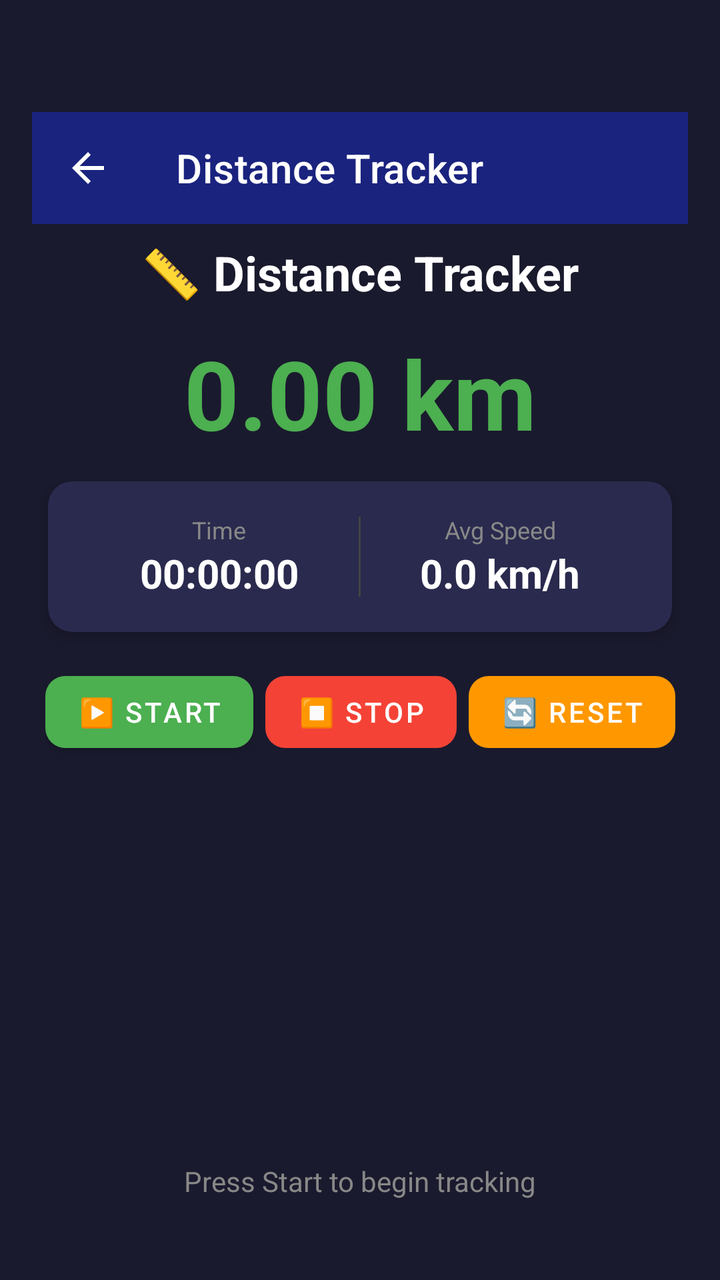
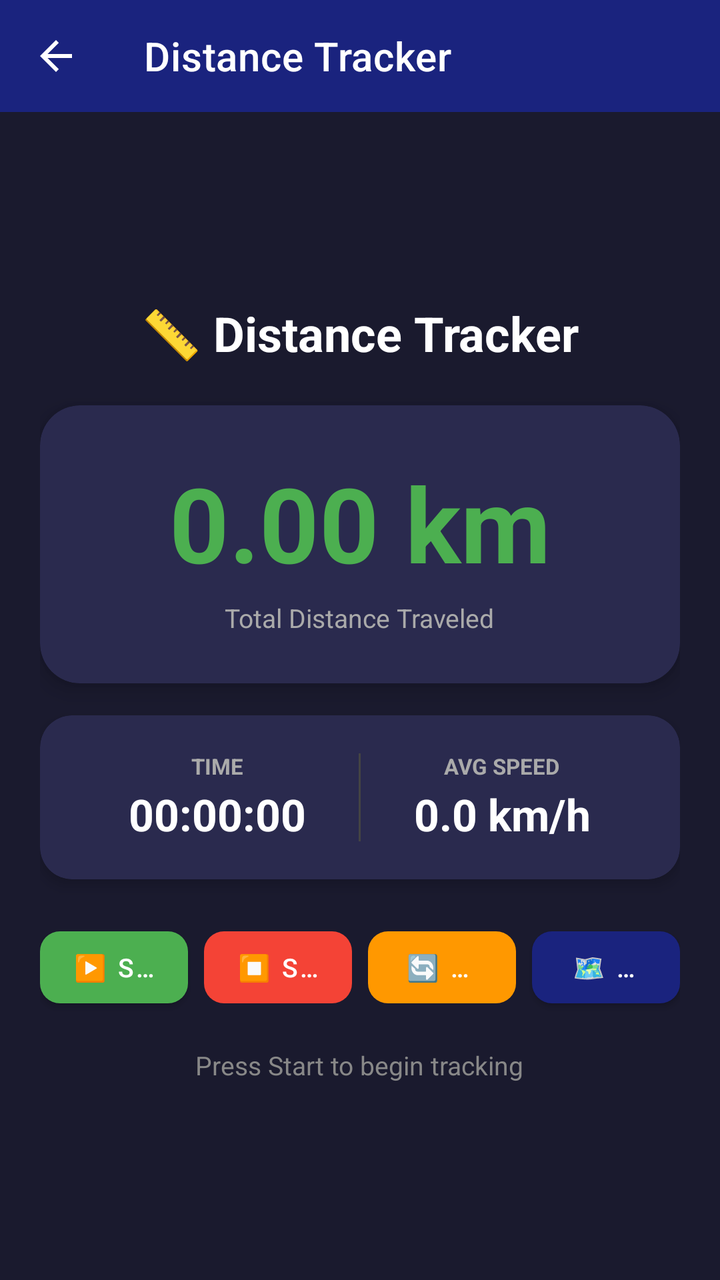

The first picture is an Android layout as it rendered before a commit; the second is the same layout after the commit. The layout source and the unified diff follow.
<!-- AndroidManifest.xml: application theme Theme.SensorToolBox -->
<!-- res/layout/activity_distance_tracker.xml -->
<?xml version="1.0" encoding="utf-8"?>
<androidx.constraintlayout.widget.ConstraintLayout
    xmlns:android="http://schemas.android.com/apk/res/android"
    xmlns:app="http://schemas.android.com/apk/res-auto"
    xmlns:tools="http://schemas.android.com/tools"
    android:layout_width="match_parent"
    android:layout_height="match_parent"
    android:fitsSystemWindows="true"
    android:paddingTop="?attr/actionBarSize"
    android:paddingStart="16dp"
    android:paddingEnd="16dp"
    android:paddingBottom="16dp"
    android:background="#1A1A2E"
    tools:context=".speed.DistanceTrackerActivity">

    
    <androidx.appcompat.widget.Toolbar
        android:id="@+id/toolbar"
        android:layout_width="0dp"
        android:layout_height="?attr/actionBarSize"
        android:background="?attr/colorPrimary"
        android:theme="@style/ThemeOverlay.AppCompat.Dark.ActionBar"
        app:title="Distance Tracker"
        app:titleTextColor="#FFFFFF"
        app:navigationIcon="?attr/homeAsUpIndicator"
        app:layout_constraintTop_toTopOf="parent"
        app:layout_constraintStart_toStartOf="parent"
        app:layout_constraintEnd_toEndOf="parent" />

    
    <TextView
        android:id="@+id/titleText"
        android:layout_width="wrap_content"
        android:layout_height="wrap_content"
        android:text="📏 Distance Tracker"
        android:textSize="24sp"
        android:textStyle="bold"
        android:textColor="#FFFFFF"
        android:layout_marginTop="8dp"
        app:layout_constraintTop_toBottomOf="@id/toolbar"
        app:layout_constraintStart_toStartOf="parent"
        app:layout_constraintEnd_toEndOf="parent" />

    
    <TextView
        android:id="@+id/distanceText"
        android:layout_width="wrap_content"
        android:layout_height="wrap_content"
        android:text="0.00 km"
        android:textSize="48sp"
        android:textStyle="bold"
        android:textColor="#4CAF50"
        android:layout_marginTop="12dp"
        app:layout_constraintTop_toBottomOf="@id/titleText"
        app:layout_constraintStart_toStartOf="parent"
        app:layout_constraintEnd_toEndOf="parent" />

    
    <androidx.cardview.widget.CardView
        android:id="@+id/statsCard"
        android:layout_width="0dp"
        android:layout_height="wrap_content"
        android:layout_marginTop="12dp"
        android:layout_marginStart="8dp"
        android:layout_marginEnd="8dp"
        app:cardCornerRadius="12dp"
        app:cardElevation="4dp"
        app:cardBackgroundColor="#2A2A4E"
        app:layout_constraintTop_toBottomOf="@id/distanceText"
        app:layout_constraintStart_toStartOf="parent"
        app:layout_constraintEnd_toEndOf="parent">

        <LinearLayout
            android:layout_width="match_parent"
            android:layout_height="wrap_content"
            android:orientation="horizontal"
            android:padding="16dp"
            android:gravity="center">

            <LinearLayout
                android:layout_width="0dp"
                android:layout_height="wrap_content"
                android:layout_weight="1"
                android:orientation="vertical"
                android:gravity="center">

                <TextView
                    android:layout_width="wrap_content"
                    android:layout_height="wrap_content"
                    android:text="Time"
                    android:textSize="12sp"
                    android:textColor="#888888" />

                <TextView
                    android:id="@+id/timeText"
                    android:layout_width="wrap_content"
                    android:layout_height="wrap_content"
                    android:text="00:00:00"
                    android:textSize="20sp"
                    android:textStyle="bold"
                    android:textColor="#FFFFFF" />

            </LinearLayout>

            <View
                android:layout_width="1dp"
                android:layout_height="40dp"
                android:background="#444444" />

            <LinearLayout
                android:layout_width="0dp"
                android:layout_height="wrap_content"
                android:layout_weight="1"
                android:orientation="vertical"
                android:gravity="center">

                <TextView
                    android:layout_width="wrap_content"
                    android:layout_height="wrap_content"
                    android:text="Avg Speed"
                    android:textSize="12sp"
                    android:textColor="#888888" />

                <TextView
                    android:id="@+id/avgSpeedText"
                    android:layout_width="wrap_content"
                    android:layout_height="wrap_content"
                    android:text="0.0 km/h"
                    android:textSize="20sp"
                    android:textStyle="bold"
                    android:textColor="#FFFFFF" />

            </LinearLayout>

        </LinearLayout>
    </androidx.cardview.widget.CardView>

    
    <LinearLayout
        android:layout_width="wrap_content"
        android:layout_height="wrap_content"
        android:orientation="horizontal"
        android:layout_marginTop="16dp"
        app:layout_constraintTop_toBottomOf="@id/statsCard"
        app:layout_constraintStart_toStartOf="parent"
        app:layout_constraintEnd_toEndOf="parent">

        
        <com.google.android.material.button.MaterialButton
            android:id="@+id/startButton"
            android:layout_width="wrap_content"
            android:layout_height="48dp"
            android:minWidth="90dp"
            android:text="▶️ Start"
            android:textSize="14sp"
            android:textColor="#FFFFFF"
            android:singleLine="true"
            android:gravity="center"
            android:layout_marginEnd="6dp"
            app:cornerRadius="10dp"
            app:backgroundTint="#4CAF50"
            android:paddingStart="16dp"
            android:paddingEnd="16dp" />

        
        <com.google.android.material.button.MaterialButton
            android:id="@+id/stopButton"
            android:layout_width="wrap_content"
            android:layout_height="48dp"
            android:minWidth="90dp"
            android:text="⏹️ Stop"
            android:textSize="14sp"
            android:textColor="#FFFFFF"
            android:singleLine="true"
            android:gravity="center"
            android:enabled="false"
            android:layout_marginEnd="6dp"
            app:cornerRadius="10dp"
            app:backgroundTint="#F44336"
            android:paddingStart="16dp"
            android:paddingEnd="16dp" />

        
        <com.google.android.material.button.MaterialButton
            android:id="@+id/resetButton"
            android:layout_width="wrap_content"
            android:layout_height="48dp"
            android:minWidth="90dp"
            android:text="🔄 Reset"
            android:textSize="14sp"
            android:textColor="#FFFFFF"
            android:singleLine="true"
            android:gravity="center"
            android:enabled="false"
            app:cornerRadius="10dp"
            app:backgroundTint="#FF9800"
            android:paddingStart="16dp"
            android:paddingEnd="16dp" />

    </LinearLayout>

    
    <TextView
        android:id="@+id/statusText"
        android:layout_width="wrap_content"
        android:layout_height="wrap_content"
        android:text="Press Start to begin tracking"
        android:textSize="14sp"
        android:textColor="#888888"
        android:layout_marginBottom="24dp"
        app:layout_constraintBottom_toBottomOf="parent"
        app:layout_constraintStart_toStartOf="parent"
        app:layout_constraintEnd_toEndOf="parent" />

</androidx.constraintlayout.widget.ConstraintLayout>
<!-- resources referenced by this layout -->
<resources>
  <style name="Theme.SensorToolBox" parent="Theme.MaterialComponents.DayNight.NoActionBar">
  
          
  
          
          <item name="colorPrimary">@color/colorPrimary</item>
  
          
          <item name="colorPrimaryVariant">@color/colorPrimaryDark</item>
  
          
          <item name="colorOnPrimary">@color/colorTextOnPrimary</item>
  
          
          <item name="colorSecondary">@color/colorAccent</item>
  
          
          <item name="colorSecondaryVariant">@color/colorAccentDark</item>
  
          
          <item name="colorOnSecondary">@color/colorTextOnAccent</item>
  
          
  
          
          <item name="android:statusBarColor">@color/colorPrimaryDark</item>
  
          
          <item name="android:windowLightStatusBar">false</item>
  
          
          <item name="android:navigationBarColor">@color/colorPrimaryDark</item>
  
          
  
          
          <item name="android:windowBackground">@color/colorBackground</item>
  
      </style>
  <color name="colorPrimary">#1A237E</color>
  <color name="colorPrimaryDark">#0D1442</color>
  <color name="colorTextOnPrimary">#FFFFFF</color>
  <color name="colorAccent">#FF5722</color>
  <color name="colorAccentDark">#BF360C</color>
  <color name="colorTextOnAccent">#FFFFFF</color>
  <color name="colorBackground">#F5F5F5</color>
</resources>

<!-- the commit's change to res/layout/activity_distance_tracker.xml (unified diff, before → after) -->
@@ -3,13 +3,10 @@
     xmlns:android="http://schemas.android.com/apk/res/android"
     xmlns:app="http://schemas.android.com/apk/res-auto"
     xmlns:tools="http://schemas.android.com/tools"
+    android:id="@+id/main"
     android:layout_width="match_parent"
     android:layout_height="match_parent"
     android:fitsSystemWindows="true"
-    android:paddingTop="?attr/actionBarSize"
-    android:paddingStart="16dp"
-    android:paddingEnd="16dp"
-    android:paddingBottom="16dp"
     android:background="#1A1A2E"
     tools:context=".speed.DistanceTrackerActivity">
 
@@ -19,7 +16,9 @@
         android:layout_width="0dp"
         android:layout_height="?attr/actionBarSize"
         android:background="?attr/colorPrimary"
-        android:theme="@style/ThemeOverlay.AppCompat.Dark.ActionBar"
+        android:theme="@style/SensorToolBox.Toolbar"
+        app:theme="@style/SensorToolBox.Toolbar"
+        app:popupTheme="@style/SensorToolBox.PopupMenu"
         app:title="Distance Tracker"
         app:titleTextColor="#FFFFFF"
         app:navigationIcon="?attr/homeAsUpIndicator"
@@ -28,188 +27,233 @@
         app:layout_constraintEnd_toEndOf="parent" />
 
     
-    <TextView
-        android:id="@+id/titleText"
-        android:layout_width="wrap_content"
-        android:layout_height="wrap_content"
-        android:text="📏 Distance Tracker"
-        android:textSize="24sp"
-        android:textStyle="bold"
-        android:textColor="#FFFFFF"
-        android:layout_marginTop="8dp"
+    <ScrollView
+        android:layout_width="0dp"
+        android:layout_height="0dp"
+        android:fillViewport="true"
         app:layout_constraintTop_toBottomOf="@id/toolbar"
-        app:layout_constraintStart_toStartOf="parent"
-        app:layout_constraintEnd_toEndOf="parent" />
-
-    
-    <TextView
-        android:id="@+id/distanceText"
-        android:layout_width="wrap_content"
-        android:layout_height="wrap_content"
-        android:text="0.00 km"
-        android:textSize="48sp"
-        android:textStyle="bold"
-        android:textColor="#4CAF50"
-        android:layout_marginTop="12dp"
-        app:layout_constraintTop_toBottomOf="@id/titleText"
-        app:layout_constraintStart_toStartOf="parent"
-        app:layout_constraintEnd_toEndOf="parent" />
-
-    
-    <androidx.cardview.widget.CardView
-        android:id="@+id/statsCard"
-        android:layout_width="0dp"
-        android:layout_height="wrap_content"
-        android:layout_marginTop="12dp"
-        android:layout_marginStart="8dp"
-        android:layout_marginEnd="8dp"
-        app:cardCornerRadius="12dp"
-        app:cardElevation="4dp"
-        app:cardBackgroundColor="#2A2A4E"
-        app:layout_constraintTop_toBottomOf="@id/distanceText"
+        app:layout_constraintBottom_toBottomOf="parent"
         app:layout_constraintStart_toStartOf="parent"
         app:layout_constraintEnd_toEndOf="parent">
 
         <LinearLayout
             android:layout_width="match_parent"
             android:layout_height="wrap_content"
-            android:orientation="horizontal"
-            android:padding="16dp"
-            android:gravity="center">
-
+            android:orientation="vertical"
+            android:gravity="center"
+            android:paddingStart="20dp"
+            android:paddingEnd="20dp"
+            android:paddingTop="20dp"
+            android:paddingBottom="24dp">
+
+            
+            <TextView
+                android:id="@+id/titleText"
+                android:layout_width="wrap_content"
+                android:layout_height="wrap_content"
+                android:text="📏 Distance Tracker"
+                android:textSize="24sp"
+                android:textStyle="bold"
+                android:textColor="#FFFFFF" />
+
+            
+            <androidx.cardview.widget.CardView
+                android:layout_width="match_parent"
+                android:layout_height="wrap_content"
+                android:layout_marginTop="20dp"
+                app:cardCornerRadius="20dp"
+                app:cardElevation="6dp"
+                app:cardBackgroundColor="#2A2A4E">
+
+                <LinearLayout
+                    android:layout_width="match_parent"
+                    android:layout_height="wrap_content"
+                    android:orientation="vertical"
+                    android:gravity="center"
+                    android:padding="24dp">
+
+                    <TextView
+                        android:id="@+id/distanceText"
+                        android:layout_width="wrap_content"
+                        android:layout_height="wrap_content"
+                        android:text="0.00 km"
+                        android:textSize="52sp"
+                        android:textStyle="bold"
+                        android:textColor="#4CAF50" />
+
+                    <TextView
+                        android:layout_width="wrap_content"
+                        android:layout_height="wrap_content"
+                        android:text="Total Distance Traveled"
+                        android:textSize="13sp"
+                        android:textColor="#AAAAAA"
+                        android:layout_marginTop="4dp" />
+
+                </LinearLayout>
+            </androidx.cardview.widget.CardView>
+
+            
+            <androidx.cardview.widget.CardView
+                android:id="@+id/statsCard"
+                android:layout_width="match_parent"
+                android:layout_height="wrap_content"
+                android:layout_marginTop="16dp"
+                app:cardCornerRadius="16dp"
+                app:cardElevation="4dp"
+                app:cardBackgroundColor="#2A2A4E">
+
+                <LinearLayout
+                    android:layout_width="match_parent"
+                    android:layout_height="wrap_content"
+                    android:orientation="horizontal"
+                    android:padding="18dp"
+                    android:gravity="center">
+
+                    <LinearLayout
+                        android:layout_width="0dp"
+                        android:layout_height="wrap_content"
+                        android:layout_weight="1"
+                        android:orientation="vertical"
+                        android:gravity="center">
+
+                        <TextView
+                            android:layout_width="wrap_content"
+                            android:layout_height="wrap_content"
+                            android:text="TIME"
+                            android:textSize="11sp"
+                            android:textStyle="bold"
+                            android:textColor="#AAAAAA" />
+
+                        <TextView
+                            android:id="@+id/timeText"
+                            android:layout_width="wrap_content"
+                            android:layout_height="wrap_content"
+                            android:text="00:00:00"
+                            android:textSize="22sp"
+                            android:textStyle="bold"
+                            android:textColor="#FFFFFF"
+                            android:layout_marginTop="2dp" />
+
+                    </LinearLayout>
+
+                    <View
+                        android:layout_width="1dp"
+                        android:layout_height="44dp"
+                        android:background="#444444" />
+
+                    <LinearLayout
+                        android:layout_width="0dp"
+                        android:layout_height="wrap_content"
+                        android:layout_weight="1"
+                        android:orientation="vertical"
+                        android:gravity="center">
+
+                        <TextView
+                            android:layout_width="wrap_content"
+                            android:layout_height="wrap_content"
+                            android:text="AVG SPEED"
+                            android:textSize="11sp"
+                            android:textStyle="bold"
+                            android:textColor="#AAAAAA" />
+
+                        <TextView
+                            android:id="@+id/avgSpeedText"
+                            android:layout_width="wrap_content"
+                            android:layout_height="wrap_content"
+                            android:text="0.0 km/h"
+                            android:textSize="22sp"
+                            android:textStyle="bold"
+                            android:textColor="#FFFFFF"
+                            android:layout_marginTop="2dp" />
+
+                    </LinearLayout>
+
+                </LinearLayout>
+            </androidx.cardview.widget.CardView>
+
+            
             <LinearLayout
-                android:layout_width="0dp"
-                android:layout_height="wrap_content"
-                android:layout_weight="1"
-                android:orientation="vertical"
-                android:gravity="center">
-
-                <TextView
-                    android:layout_width="wrap_content"
-                    android:layout_height="wrap_content"
-                    android:text="Time"
-                    android:textSize="12sp"
-                    android:textColor="#888888" />
-
-                <TextView
-                    android:id="@+id/timeText"
-                    android:layout_width="wrap_content"
-                    android:layout_height="wrap_content"
-                    android:text="00:00:00"
-                    android:textSize="20sp"
-                    android:textStyle="bold"
-                    android:textColor="#FFFFFF" />
+                android:layout_width="match_parent"
+                android:layout_height="wrap_content"
+                android:orientation="horizontal"
+                android:gravity="center"
+                android:layout_marginTop="20dp">
+
+                
+                <com.google.android.material.button.MaterialButton
+                    android:id="@+id/startButton"
+                    android:layout_width="0dp"
+                    android:layout_height="48dp"
+                    android:layout_weight="1"
+                    android:text="▶️ Start"
+                    android:textSize="13sp"
+                    android:textColor="#FFFFFF"
+                    android:singleLine="true"
+                    android:gravity="center"
+                    android:layout_marginEnd="4dp"
+                    app:cornerRadius="10dp"
+                    app:backgroundTint="#4CAF50" />
+
+                
+                <com.google.android.material.button.MaterialButton
+                    android:id="@+id/stopButton"
+                    android:layout_width="0dp"
+                    android:layout_height="48dp"
+                    android:layout_weight="1"
+                    android:text="⏹️ Stop"
+                    android:textSize="13sp"
+                    android:textColor="#FFFFFF"
+                    android:singleLine="true"
+                    android:gravity="center"
+                    android:enabled="false"
+                    android:layout_marginHorizontal="4dp"
+                    app:cornerRadius="10dp"
+                    app:backgroundTint="#F44336" />
+
+                
+                <com.google.android.material.button.MaterialButton
+                    android:id="@+id/resetButton"
+                    android:layout_width="0dp"
+                    android:layout_height="48dp"
+                    android:layout_weight="1"
+                    android:text="🔄 Reset"
+                    android:textSize="13sp"
+                    android:textColor="#FFFFFF"
+                    android:singleLine="true"
+                    android:gravity="center"
+                    android:enabled="false"
+                    android:layout_marginHorizontal="4dp"
+                    app:cornerRadius="10dp"
+                    app:backgroundTint="#FF9800" />
+
+                
+                <com.google.android.material.button.MaterialButton
+                    android:id="@+id/viewMapButton"
+                    android:layout_width="0dp"
+                    android:layout_height="48dp"
+                    android:layout_weight="1"
+                    android:text="🗺️ Map"
+                    android:textSize="13sp"
+                    android:textColor="#FFFFFF"
+                    android:singleLine="true"
+                    android:gravity="center"
+                    android:layout_marginStart="4dp"
+                    app:cornerRadius="10dp"
+                    app:backgroundTint="@color/colorPrimary" />
 
             </LinearLayout>
 
-            <View
-                android:layout_width="1dp"
-                android:layout_height="40dp"
-                android:background="#444444" />
-
-            <LinearLayout
-                android:layout_width="0dp"
-                android:layout_height="wrap_content"
-                android:layout_weight="1"
-                android:orientation="vertical"
-                android:gravity="center">
-
-                <TextView
-                    android:layout_width="wrap_content"
-                    android:layout_height="wrap_content"
-                    android:text="Avg Speed"
-                    android:textSize="12sp"
-                    android:textColor="#888888" />
-
-                <TextView
-                    android:id="@+id/avgSpeedText"
-                    android:layout_width="wrap_content"
-                    android:layout_height="wrap_content"
-                    android:text="0.0 km/h"
-                    android:textSize="20sp"
-                    android:textStyle="bold"
-                    android:textColor="#FFFFFF" />
-
-            </LinearLayout>
+            
+            <TextView
+                android:id="@+id/statusText"
+                android:layout_width="wrap_content"
+                android:layout_height="wrap_content"
+                android:text="Press Start to begin tracking"
+                android:textSize="13sp"
+                android:textColor="#888888"
+                android:layout_marginTop="16dp" />
 
         </LinearLayout>
-    </androidx.cardview.widget.CardView>
-
-    
-    <LinearLayout
-        android:layout_width="wrap_content"
-        android:layout_height="wrap_content"
-        android:orientation="horizontal"
-        android:layout_marginTop="16dp"
-        app:layout_constraintTop_toBottomOf="@id/statsCard"
-        app:layout_constraintStart_toStartOf="parent"
-        app:layout_constraintEnd_toEndOf="parent">
-
-        
-        <com.google.android.material.button.MaterialButton
-            android:id="@+id/startButton"
-            android:layout_width="wrap_content"
-            android:layout_height="48dp"
-            android:minWidth="90dp"
-            android:text="▶️ Start"
-            android:textSize="14sp"
-            android:textColor="#FFFFFF"
-            android:singleLine="true"
-            android:gravity="center"
-            android:layout_marginEnd="6dp"
-            app:cornerRadius="10dp"
-            app:backgroundTint="#4CAF50"
-            android:paddingStart="16dp"
-            android:paddingEnd="16dp" />
-
-        
-        <com.google.android.material.button.MaterialButton
-            android:id="@+id/stopButton"
-            android:layout_width="wrap_content"
-            android:layout_height="48dp"
-            android:minWidth="90dp"
-            android:text="⏹️ Stop"
-            android:textSize="14sp"
-            android:textColor="#FFFFFF"
-            android:singleLine="true"
-            android:gravity="center"
-            android:enabled="false"
-            android:layout_marginEnd="6dp"
-            app:cornerRadius="10dp"
-            app:backgroundTint="#F44336"
-            android:paddingStart="16dp"
-            android:paddingEnd="16dp" />
-
-        
-        <com.google.android.material.button.MaterialButton
-            android:id="@+id/resetButton"
-            android:layout_width="wrap_content"
-            android:layout_height="48dp"
-            android:minWidth="90dp"
-            android:text="🔄 Reset"
-            android:textSize="14sp"
-            android:textColor="#FFFFFF"
-            android:singleLine="true"
-            android:gravity="center"
-            android:enabled="false"
-            app:cornerRadius="10dp"
-            app:backgroundTint="#FF9800"
-            android:paddingStart="16dp"
-            android:paddingEnd="16dp" />
-
-    </LinearLayout>
-
-    
-    <TextView
-        android:id="@+id/statusText"
-        android:layout_width="wrap_content"
-        android:layout_height="wrap_content"
-        android:text="Press Start to begin tracking"
-        android:textSize="14sp"
-        android:textColor="#888888"
-        android:layout_marginBottom="24dp"
-        app:layout_constraintBottom_toBottomOf="parent"
-        app:layout_constraintStart_toStartOf="parent"
-        app:layout_constraintEnd_toEndOf="parent" />
+    </ScrollView>
 
 </androidx.constraintlayout.widget.ConstraintLayout>
<!-- resource entries referenced after the edit -->
@@ -1,50 +1,46 @@
 <!-- resources referenced by this layout -->
 <resources>
   <style name="Theme.SensorToolBox" parent="Theme.MaterialComponents.DayNight.NoActionBar">
-  
-          
-  
-          
           <item name="colorPrimary">@color/colorPrimary</item>
-  
-          
           <item name="colorPrimaryVariant">@color/colorPrimaryDark</item>
-  
-          
           <item name="colorOnPrimary">@color/colorTextOnPrimary</item>
-  
-          
           <item name="colorSecondary">@color/colorAccent</item>
-  
-          
           <item name="colorSecondaryVariant">@color/colorAccentDark</item>
-  
-          
           <item name="colorOnSecondary">@color/colorTextOnAccent</item>
-  
-          
-  
-          
+          <item name="android:colorBackground">@color/colorBackground</item>
+          <item name="colorSurface">@color/colorSurface</item>
+          <item name="colorOnBackground">@color/colorTextPrimary</item>
+          <item name="colorOnSurface">@color/colorTextPrimary</item>
+          <item name="colorError">@color/colorError</item>
+          <item name="colorOnError">@color/colorTextOnError</item>
           <item name="android:statusBarColor">@color/colorPrimaryDark</item>
-  
-          
+          <item name="android:navigationBarColor">@color/colorPrimaryDark</item>
           <item name="android:windowLightStatusBar">false</item>
-  
-          
-          <item name="android:navigationBarColor">@color/colorPrimaryDark</item>
-  
-          
-  
-          
           <item name="android:windowBackground">@color/colorBackground</item>
-  
+          <item name="android:textColorPrimary">@color/colorTextPrimary</item>
+          <item name="android:textColorSecondary">@color/colorTextSecondary</item>
       </style>
+  <color name="colorTextPrimary">#212121</color>
   <color name="colorPrimary">#1A237E</color>
+  <style name="SensorToolBox.PopupMenu" parent="ThemeOverlay.AppCompat.Light">
+          <item name="android:textColor">@color/colorTextPrimary</item>
+          <item name="android:textColorPrimary">@color/colorTextPrimary</item>
+          <item name="android:colorBackground">#FFFFFF</item>
+      </style>
+  <style name="SensorToolBox.Toolbar" parent="ThemeOverlay.AppCompat.Dark.ActionBar">
+          <item name="colorControlNormal">#FFFFFF</item>
+          <item name="android:textColorPrimary">#FFFFFF</item>
+          <item name="actionMenuTextColor">#FFFFFF</item>
+      </style>
   <color name="colorPrimaryDark">#0D1442</color>
   <color name="colorTextOnPrimary">#FFFFFF</color>
   <color name="colorAccent">#FF5722</color>
   <color name="colorAccentDark">#BF360C</color>
   <color name="colorTextOnAccent">#FFFFFF</color>
   <color name="colorBackground">#F5F5F5</color>
+  <color name="colorSurface">#FAFAFA</color>
+  <color name="colorError">#F44336</color>
+  <color name="colorTextOnError">#FFFFFF</color>
+  <color name="colorTextSecondary">#757575</color>
 </resources>
 
